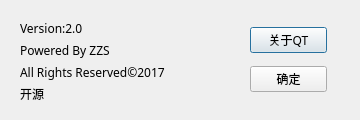
This is helpwindow.ui in ZzzzzzS/IPSetGUI2.0 as Qt 5 draws it before an edit. The edited form follows.
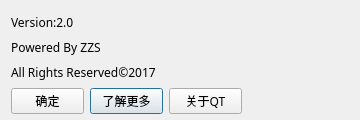
This is the edited form.

Diff of the .ui file:
```diff
--- a/helpwindow.ui
+++ b/helpwindow.ui
@@ -19,46 +19,45 @@
   <property name="windowTitle">
    <string>Dialog</string>
   </property>
-  <widget class="QWidget" name="layoutWidget">
+  <widget class="QLabel" name="label">
    <property name="geometry">
     <rect>
      <x>250</x>
-     <y>20</y>
-     <width>77</width>
-     <height>81</height>
+     <y>19</y>
+     <width>90</width>
+     <height>90</height>
     </rect>
    </property>
-   <layout class="QVBoxLayout" name="verticalLayout">
-    <item>
-     <widget class="QPushButton" name="aboutbutton">
       <property name="text">
-       <string>关于QT</string>
-      </property>
-      <property name="default">
-       <bool>false</bool>
-      </property>
-     </widget>
-    </item>
-    <item>
-     <widget class="QPushButton" name="okbutton">
+    <string/>
+   </property>
+  </widget>
+  <widget class="QLabel" name="label_3">
+   <property name="geometry">
+    <rect>
+     <x>161</x>
+     <y>12</y>
+     <width>16</width>
+     <height>18</height>
+    </rect>
+   </property>
       <property name="text">
-       <string>确定</string>
-      </property>
-     </widget>
-    </item>
-   </layout>
+    <string/>
+   </property>
   </widget>
   <widget class="QWidget" name="layoutWidget">
    <property name="geometry">
     <rect>
-     <x>20</x>
-     <y>20</y>
-     <width>211</width>
-     <height>81</height>
+     <x>11</x>
+     <y>13</y>
+     <width>231</width>
+     <height>101</height>
     </rect>
    </property>
    <layout class="QVBoxLayout" name="verticalLayout_2">
     <item>
+     <layout class="QVBoxLayout" name="verticalLayout">
+      <item>
      <widget class="QLabel" name="label_4">
       <property name="frameShadow">
        <enum>QFrame::Plain</enum>
@@ -72,7 +71,7 @@
      </widget>
     </item>
     <item>
-     <widget class="QLabel" name="label">
+       <widget class="QLabel" name="label_1">
       <property name="text">
        <string>Powered By ZZS</string>
       </property>
@@ -91,15 +90,38 @@
       </property>
      </widget>
     </item>
+     </layout>
+    </item>
     <item>
-     <widget class="QLabel" name="label_3">
+     <layout class="QHBoxLayout" name="horizontalLayout">
+      <item>
+       <widget class="QPushButton" name="okbutton">
       <property name="text">
-       <string>开源</string>
-      </property>
-      <property name="textFormat">
-       <enum>Qt::PlainText</enum>
-      </property>
-     </widget>
+         <string>确定</string>
+        </property>
+       </widget>
+      </item>
+      <item>
+       <widget class="QPushButton" name="pushButton">
+        <property name="text">
+         <string>了解更多</string>
+        </property>
+        <property name="default">
+         <bool>true</bool>
+        </property>
+       </widget>
+      </item>
+      <item>
+       <widget class="QPushButton" name="aboutbutton">
+        <property name="text">
+         <string>关于QT</string>
+        </property>
+        <property name="default">
+         <bool>false</bool>
+        </property>
+       </widget>
+      </item>
+     </layout>
     </item>
    </layout>
   </widget>
```
Lines whose indentation alone changed are shown as unchanged.
